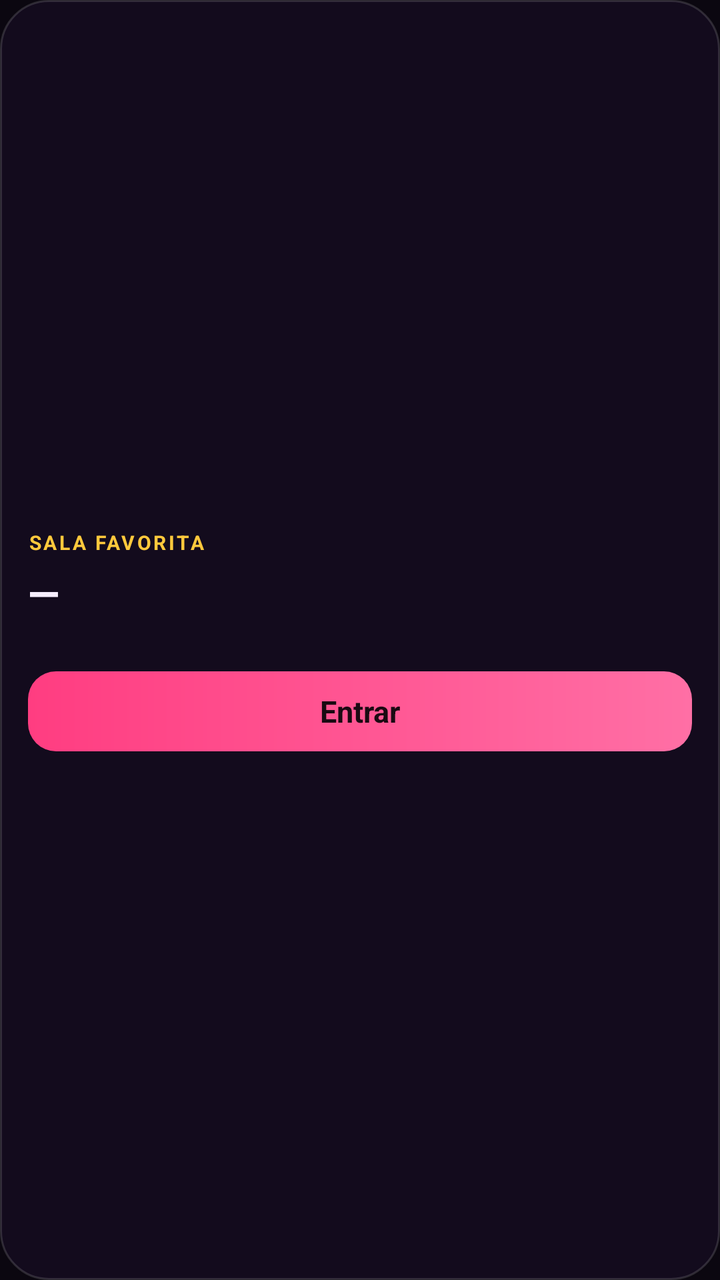
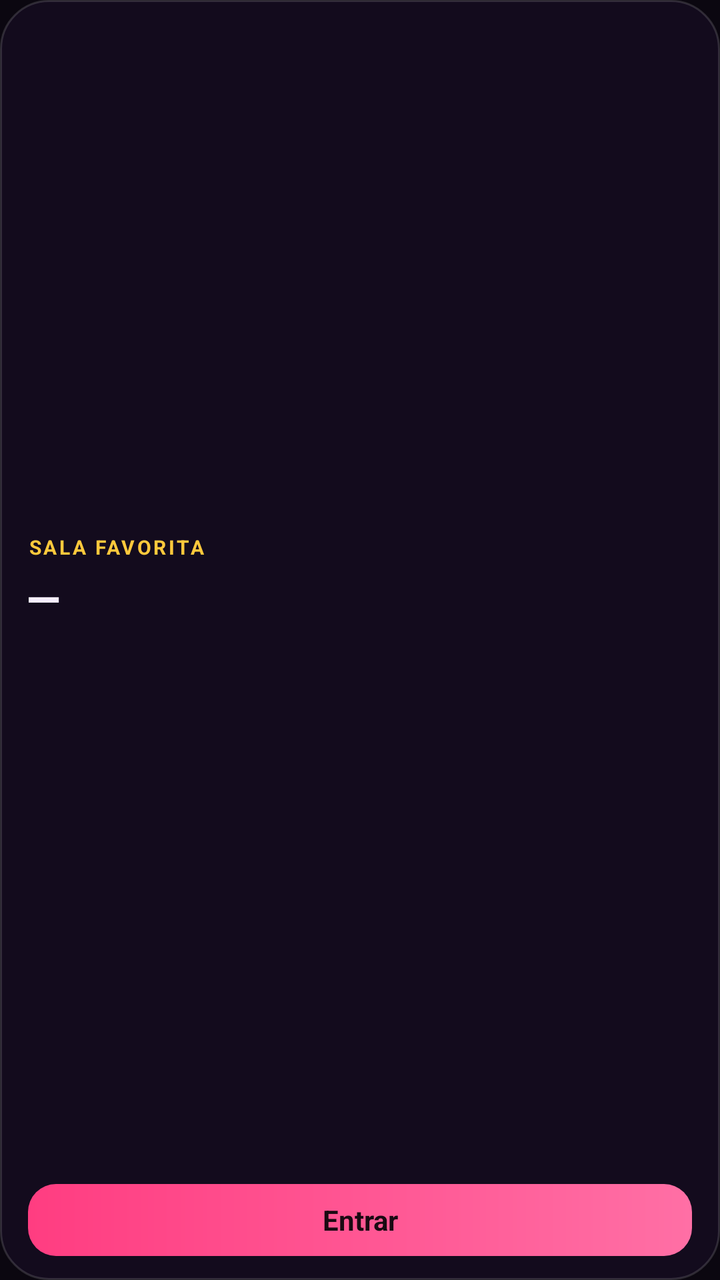

An Android layout rendered at two revisions. The XML below is the earlier revision; the diff shows what the commit changed to produce the second picture.
<!-- AndroidManifest.xml: application theme FestaTheme -->
<!-- res/layout/widget_quick_join.xml -->
<?xml version="1.0" encoding="utf-8"?>
<LinearLayout xmlns:android="http://schemas.android.com/apk/res/android"
    android:id="@+id/widget_root"
    android:layout_width="match_parent" android:layout_height="match_parent"
    android:orientation="vertical" android:gravity="center_vertical"
    android:background="@drawable/widget_bg" android:padding="14dp">
    <TextView
        android:layout_width="wrap_content" android:layout_height="wrap_content"
        android:text="SALA FAVORITA" android:textColor="#FFC93C" android:textSize="10sp"
        android:textStyle="bold" android:letterSpacing="0.12" />
    <TextView
        android:id="@+id/qj_room"
        android:layout_width="match_parent" android:layout_height="wrap_content"
        android:layout_marginTop="2dp"
        android:text="—" android:textColor="#F6EEFF" android:textSize="22sp" android:textStyle="bold"
        android:fontFamily="monospace" android:letterSpacing="0.08"
        android:maxLines="1" android:ellipsize="end" />
    <TextView
        android:id="@+id/qj_hint"
        android:layout_width="match_parent" android:layout_height="wrap_content"
        android:text="" android:textColor="#B9A8D6" android:textSize="12sp"
        android:maxLines="2" android:ellipsize="end" />
    <TextView
        android:id="@+id/qj_button"
        android:layout_width="match_parent" android:layout_height="40dp"
        android:layout_marginTop="10dp"
        android:background="@drawable/widget_btn_hot" android:gravity="center"
        android:text="Entrar" android:textColor="#1A0A12" android:textSize="15sp" android:textStyle="bold" />
</LinearLayout>
<!-- resources referenced by this layout -->
<resources>
  <!-- drawable widget_bg (drawable) -->
  <?xml version="1.0" encoding="utf-8"?>
  <shape xmlns:android="http://schemas.android.com/apk/res/android" android:shape="rectangle">
      <solid android:color="#F2140C1E" />
      <stroke android:width="1dp" android:color="#24FFFFFF" />
      <corners android:radius="24dp" />
  </shape>
  <!-- drawable widget_btn_hot (drawable) -->
  <?xml version="1.0" encoding="utf-8"?>
  <shape xmlns:android="http://schemas.android.com/apk/res/android" android:shape="rectangle">
      <gradient android:startColor="#FF3D81" android:endColor="#FF6FA5" android:angle="0" />
      <corners android:radius="14dp" />
  </shape>
  <style name="FestaTheme" parent="android:Theme.Material.NoActionBar">
          <item name="android:windowBackground">@color/bg_deep</item>
          <item name="android:statusBarColor">@color/bg_deep</item>
          <item name="android:navigationBarColor">@color/bg_deep</item>
      </style>
  <color name="bg_deep">#0B0710</color>
</resources>

<!-- the commit's change to res/layout/widget_quick_join.xml (unified diff, before → after) -->
@@ -2,28 +2,37 @@
 <LinearLayout xmlns:android="http://schemas.android.com/apk/res/android"
     android:id="@+id/widget_root"
     android:layout_width="match_parent" android:layout_height="match_parent"
-    android:orientation="vertical" android:gravity="center_vertical"
-    android:background="@drawable/widget_bg" android:padding="14dp">
-    <TextView
-        android:layout_width="wrap_content" android:layout_height="wrap_content"
-        android:text="SALA FAVORITA" android:textColor="#FFC93C" android:textSize="10sp"
-        android:textStyle="bold" android:letterSpacing="0.12" />
-    <TextView
-        android:id="@+id/qj_room"
-        android:layout_width="match_parent" android:layout_height="wrap_content"
-        android:layout_marginTop="2dp"
-        android:text="—" android:textColor="#F6EEFF" android:textSize="22sp" android:textStyle="bold"
-        android:fontFamily="monospace" android:letterSpacing="0.08"
-        android:maxLines="1" android:ellipsize="end" />
-    <TextView
-        android:id="@+id/qj_hint"
-        android:layout_width="match_parent" android:layout_height="wrap_content"
-        android:text="" android:textColor="#B9A8D6" android:textSize="12sp"
-        android:maxLines="2" android:ellipsize="end" />
+    android:orientation="vertical"
+    android:background="@drawable/widget_bg"
+    android:paddingStart="14dp" android:paddingEnd="14dp"
+    android:paddingTop="12dp" android:paddingBottom="12dp">
+    <LinearLayout
+        android:layout_width="match_parent" android:layout_height="0dp" android:layout_weight="1"
+        android:orientation="vertical" android:gravity="center_vertical">
+        <TextView
+            android:layout_width="wrap_content" android:layout_height="wrap_content"
+            android:text="SALA FAVORITA" android:textColor="#FFC93C" android:textSize="10sp"
+            android:textStyle="bold" android:letterSpacing="0.12" android:maxLines="1" />
+        <TextView
+            android:id="@+id/qj_room"
+            android:layout_width="match_parent" android:layout_height="34dp"
+            android:gravity="center_vertical"
+            android:text="—" android:textColor="#F6EEFF" android:textStyle="bold"
+            android:fontFamily="monospace" android:letterSpacing="0.04"
+            android:maxLines="1"
+            android:autoSizeTextType="uniform" android:autoSizeMinTextSize="12sp"
+            android:autoSizeMaxTextSize="24sp" android:autoSizeStepGranularity="1sp" />
+        <TextView
+            android:id="@+id/qj_hint"
+            android:layout_width="match_parent" android:layout_height="wrap_content"
+            android:text="" android:textColor="#B9A8D6" android:textSize="11sp"
+            android:maxLines="1" android:ellipsize="end" />
+    </LinearLayout>
     <TextView
         android:id="@+id/qj_button"
-        android:layout_width="match_parent" android:layout_height="40dp"
-        android:layout_marginTop="10dp"
+        android:layout_width="match_parent" android:layout_height="36dp"
+        android:layout_marginTop="8dp"
         android:background="@drawable/widget_btn_hot" android:gravity="center"
-        android:text="Entrar" android:textColor="#1A0A12" android:textSize="15sp" android:textStyle="bold" />
+        android:text="Entrar" android:textColor="#1A0A12" android:textSize="14sp" android:textStyle="bold"
+        android:maxLines="1" />
 </LinearLayout>
